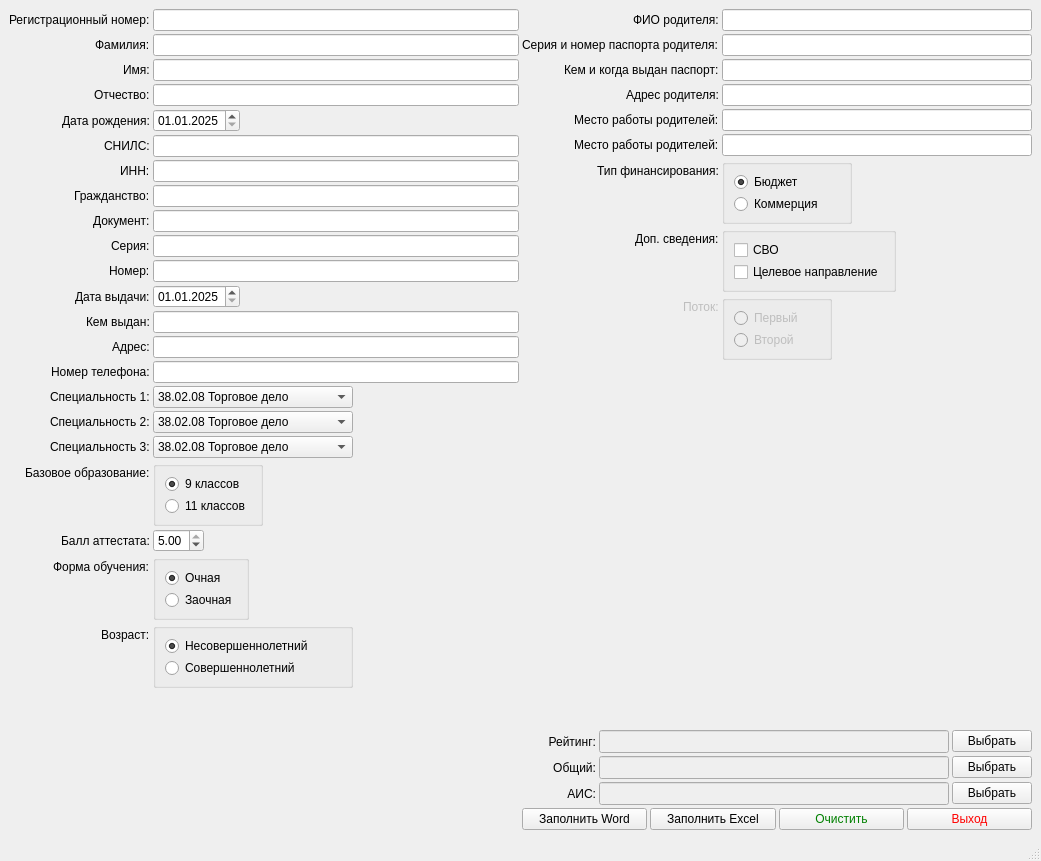
Above: design/design.ui from GGlebux/doc_maker before the change. Below: the same form after it.
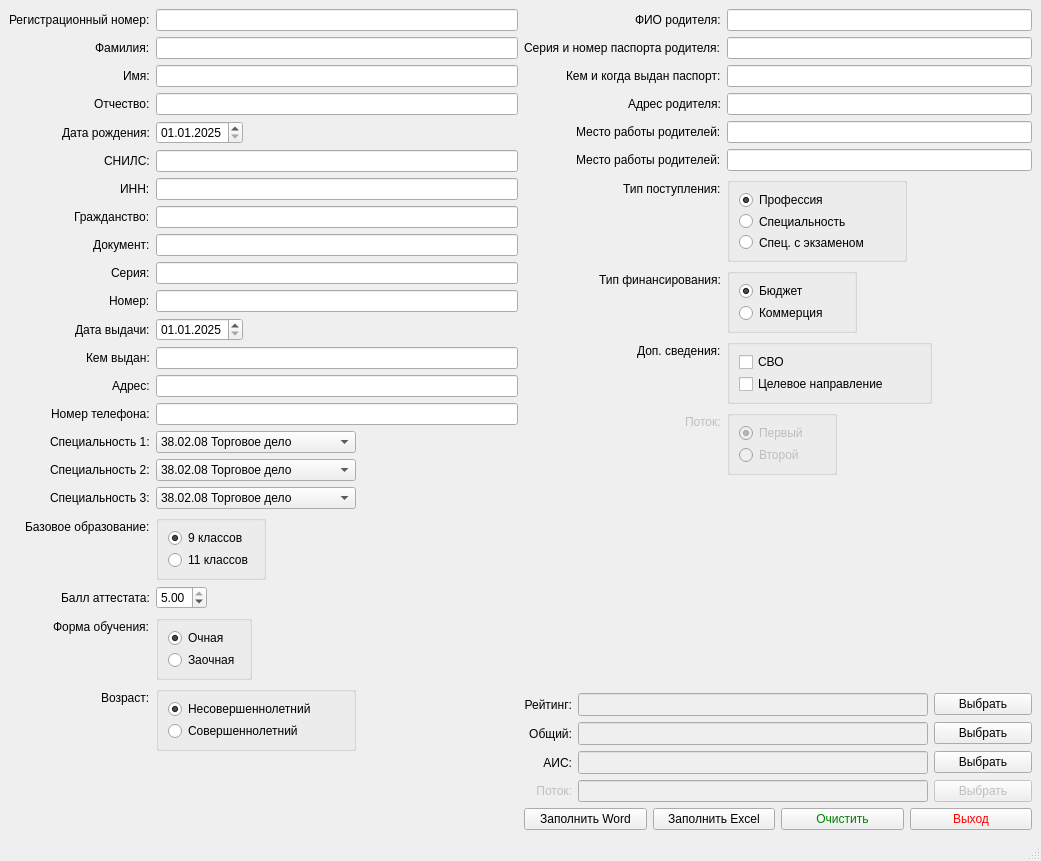
That is the form after the change.

```diff
--- a/design/design.ui
+++ b/design/design.ui
@@ -15,9 +15,6 @@
   </property>
   <widget class="QWidget" name="centralwidget">
    <layout class="QHBoxLayout" name="horizontalLayout">
-    <property name="spacing">
-     <number>3</number>
-    </property>
     <item>
      <layout class="QFormLayout" name="formLayout_2">
       <property name="labelAlignment">
@@ -744,7 +741,7 @@
      </layout>
     </item>
     <item>
-     <layout class="QVBoxLayout" name="verticalLayout_5">
+     <layout class="QVBoxLayout" name="verticalLayout_8">
       <item>
        <layout class="QFormLayout" name="formLayout">
         <property name="labelAlignment">
@@ -856,13 +853,65 @@
          </widget>
         </item>
         <item row="6" column="0">
+         <widget class="QLabel" name="label_36">
+          <property name="text">
+           <string>Тип поступления:</string>
+          </property>
+         </widget>
+        </item>
+        <item row="6" column="1">
+         <widget class="QGroupBox" name="groupBox_7">
+          <property name="sizePolicy">
+           <sizepolicy hsizetype="Minimum" vsizetype="Preferred">
+            <horstretch>0</horstretch>
+            <verstretch>0</verstretch>
+           </sizepolicy>
+          </property>
+          <property name="maximumSize">
+           <size>
+            <width>180</width>
+            <height>85</height>
+           </size>
+          </property>
+          <property name="title">
+           <string/>
+          </property>
+          <layout class="QVBoxLayout" name="verticalLayout_5">
+           <item>
+            <widget class="QRadioButton" name="prof">
+             <property name="text">
+              <string>Профессия</string>
+             </property>
+             <property name="checked">
+              <bool>true</bool>
+             </property>
+            </widget>
+           </item>
+           <item>
+            <widget class="QRadioButton" name="spec">
+             <property name="text">
+              <string>Специальность</string>
+             </property>
+            </widget>
+           </item>
+           <item>
+            <widget class="QRadioButton" name="spec_with_exam">
+             <property name="text">
+              <string>Спец. с экзаменом</string>
+             </property>
+            </widget>
+           </item>
+          </layout>
+         </widget>
+        </item>
+        <item row="7" column="0">
          <widget class="QLabel" name="label_33">
           <property name="text">
            <string>Тип финансирования:</string>
           </property>
          </widget>
         </item>
-        <item row="6" column="1">
+        <item row="7" column="1">
          <widget class="QGroupBox" name="groupBox_5">
           <property name="sizePolicy">
            <sizepolicy hsizetype="Minimum" vsizetype="Fixed">
@@ -900,14 +949,14 @@
           </layout>
          </widget>
         </item>
-        <item row="7" column="0">
+        <item row="8" column="0">
          <widget class="QLabel" name="label_23">
           <property name="text">
            <string>Доп. сведения:</string>
           </property>
          </widget>
         </item>
-        <item row="7" column="1">
+        <item row="8" column="1">
          <widget class="QGroupBox" name="groupBox_4">
           <property name="sizePolicy">
            <sizepolicy hsizetype="Maximum" vsizetype="Preferred">
@@ -917,7 +966,7 @@
           </property>
           <property name="maximumSize">
            <size>
-            <width>16777215</width>
+            <width>205</width>
             <height>65</height>
            </size>
           </property>
@@ -942,7 +991,7 @@
           </layout>
          </widget>
         </item>
-        <item row="8" column="0">
+        <item row="9" column="0">
          <widget class="QLabel" name="label_34">
           <property name="enabled">
            <bool>false</bool>
@@ -952,7 +1001,7 @@
           </property>
          </widget>
         </item>
-        <item row="8" column="1">
+        <item row="9" column="1">
          <widget class="QGroupBox" name="groupBox_6">
           <property name="enabled">
            <bool>false</bool>
@@ -978,6 +1027,9 @@
              <property name="text">
               <string>Первый</string>
              </property>
+             <property name="checked">
+              <bool>true</bool>
+             </property>
             </widget>
            </item>
            <item>
@@ -994,21 +1046,21 @@
       </item>
       <item>
        <layout class="QGridLayout" name="gridLayout_2">
-        <item row="0" column="0">
-         <widget class="QLabel" name="label_30">
-          <property name="layoutDirection">
-           <enum>Qt::RightToLeft</enum>
+        <item row="2" column="2">
+         <widget class="QPushButton" name="aic_button">
+          <property name="maximumSize">
+           <size>
+            <width>125</width>
+            <height>16777215</height>
+           </size>
           </property>
           <property name="text">
-           <string>Рейтинг:</string>
-          </property>
-          <property name="alignment">
-           <set>Qt::AlignRight|Qt::AlignTrailing|Qt::AlignVCenter</set>
+           <string>Выбрать</string>
           </property>
          </widget>
         </item>
-        <item row="0" column="1">
-         <widget class="QLineEdit" name="rating">
+        <item row="1" column="1">
+         <widget class="QLineEdit" name="path_common">
           <property name="enabled">
            <bool>false</bool>
           </property>
@@ -1031,21 +1083,14 @@
           </property>
          </widget>
         </item>
-        <item row="0" column="2">
-         <widget class="QPushButton" name="pushButton">
-          <property name="maximumSize">
-           <size>
-            <width>125</width>
-            <height>16777215</height>
-           </size>
-          </property>
-          <property name="text">
-           <string>Выбрать</string>
-          </property>
-         </widget>
-        </item>
         <item row="1" column="0">
          <widget class="QLabel" name="label_31">
+          <property name="sizePolicy">
+           <sizepolicy hsizetype="Maximum" vsizetype="Preferred">
+            <horstretch>0</horstretch>
+            <verstretch>0</verstretch>
+           </sizepolicy>
+          </property>
           <property name="layoutDirection">
            <enum>Qt::RightToLeft</enum>
           </property>
@@ -1057,8 +1102,21 @@
           </property>
          </widget>
         </item>
-        <item row="1" column="1">
-         <widget class="QLineEdit" name="common">
+        <item row="3" column="0">
+         <widget class="QLabel" name="label_35">
+          <property name="enabled">
+           <bool>false</bool>
+          </property>
+          <property name="text">
+           <string>Поток:</string>
+          </property>
+          <property name="alignment">
+           <set>Qt::AlignRight|Qt::AlignTrailing|Qt::AlignVCenter</set>
+          </property>
+         </widget>
+        </item>
+        <item row="2" column="1">
+         <widget class="QLineEdit" name="path_aic">
           <property name="enabled">
            <bool>false</bool>
           </property>
@@ -1081,8 +1139,99 @@
           </property>
          </widget>
         </item>
+        <item row="0" column="2">
+         <widget class="QPushButton" name="rating_button">
+          <property name="maximumSize">
+           <size>
+            <width>125</width>
+            <height>16777215</height>
+           </size>
+          </property>
+          <property name="text">
+           <string>Выбрать</string>
+          </property>
+         </widget>
+        </item>
         <item row="1" column="2">
-         <widget class="QPushButton" name="pushButton_2">
+         <widget class="QPushButton" name="common_button">
+          <property name="maximumSize">
+           <size>
+            <width>125</width>
+            <height>16777215</height>
+           </size>
+          </property>
+          <property name="text">
+           <string>Выбрать</string>
+          </property>
+         </widget>
+        </item>
+        <item row="0" column="0">
+         <widget class="QLabel" name="label_30">
+          <property name="sizePolicy">
+           <sizepolicy hsizetype="Maximum" vsizetype="Preferred">
+            <horstretch>0</horstretch>
+            <verstretch>0</verstretch>
+           </sizepolicy>
+          </property>
+          <property name="layoutDirection">
+           <enum>Qt::RightToLeft</enum>
+          </property>
+          <property name="text">
+           <string>Рейтинг:</string>
+          </property>
+          <property name="alignment">
+           <set>Qt::AlignRight|Qt::AlignTrailing|Qt::AlignVCenter</set>
+          </property>
+         </widget>
+        </item>
+        <item row="3" column="1">
+         <widget class="QLineEdit" name="path_stream">
+          <property name="enabled">
+           <bool>false</bool>
+          </property>
+          <property name="sizePolicy">
+           <sizepolicy hsizetype="Minimum" vsizetype="Fixed">
+            <horstretch>0</horstretch>
+            <verstretch>0</verstretch>
+           </sizepolicy>
+          </property>
+          <property name="minimumSize">
+           <size>
+            <width>350</width>
+            <height>0</height>
+           </size>
+          </property>
+         </widget>
+        </item>
+        <item row="0" column="1">
+         <widget class="QLineEdit" name="path_rating">
+          <property name="enabled">
+           <bool>false</bool>
+          </property>
+          <property name="sizePolicy">
+           <sizepolicy hsizetype="Minimum" vsizetype="Fixed">
+            <horstretch>0</horstretch>
+            <verstretch>0</verstretch>
+           </sizepolicy>
+          </property>
+          <property name="minimumSize">
+           <size>
+            <width>350</width>
+            <height>0</height>
+           </size>
+          </property>
+          <property name="font">
+           <font>
+            <pointsize>10</pointsize>
+           </font>
+          </property>
+         </widget>
+        </item>
+        <item row="3" column="2">
+         <widget class="QPushButton" name="stream_button">
+          <property name="enabled">
+           <bool>false</bool>
+          </property>
           <property name="maximumSize">
            <size>
             <width>125</width>
@@ -1096,6 +1245,12 @@
         </item>
         <item row="2" column="0">
          <widget class="QLabel" name="label_32">
+          <property name="sizePolicy">
+           <sizepolicy hsizetype="Maximum" vsizetype="Preferred">
+            <horstretch>0</horstretch>
+            <verstretch>0</verstretch>
+           </sizepolicy>
+          </property>
           <property name="layoutDirection">
            <enum>Qt::RightToLeft</enum>
           </property>
@@ -1107,43 +1262,6 @@
           </property>
          </widget>
         </item>
-        <item row="2" column="1">
-         <widget class="QLineEdit" name="aic">
-          <property name="enabled">
-           <bool>false</bool>
-          </property>
-          <property name="sizePolicy">
-           <sizepolicy hsizetype="Minimum" vsizetype="Fixed">
-            <horstretch>0</horstretch>
-            <verstretch>0</verstretch>
-           </sizepolicy>
-          </property>
-          <property name="minimumSize">
-           <size>
-            <width>350</width>
-            <height>0</height>
-           </size>
-          </property>
-          <property name="font">
-           <font>
-            <pointsize>10</pointsize>
-           </font>
-          </property>
-         </widget>
-        </item>
-        <item row="2" column="2">
-         <widget class="QPushButton" name="pushButton_3">
-          <property name="maximumSize">
-           <size>
-            <width>125</width>
-            <height>16777215</height>
-           </size>
-          </property>
-          <property name="text">
-           <string>Выбрать</string>
-          </property>
-         </widget>
-        </item>
        </layout>
       </item>
       <item>
```
